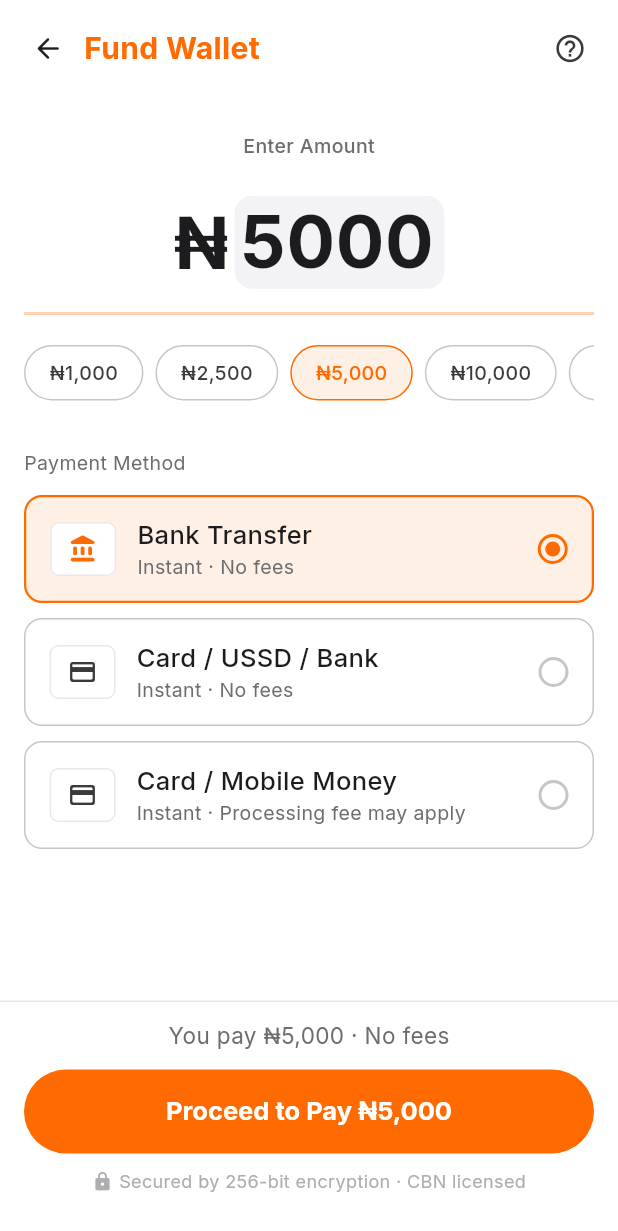
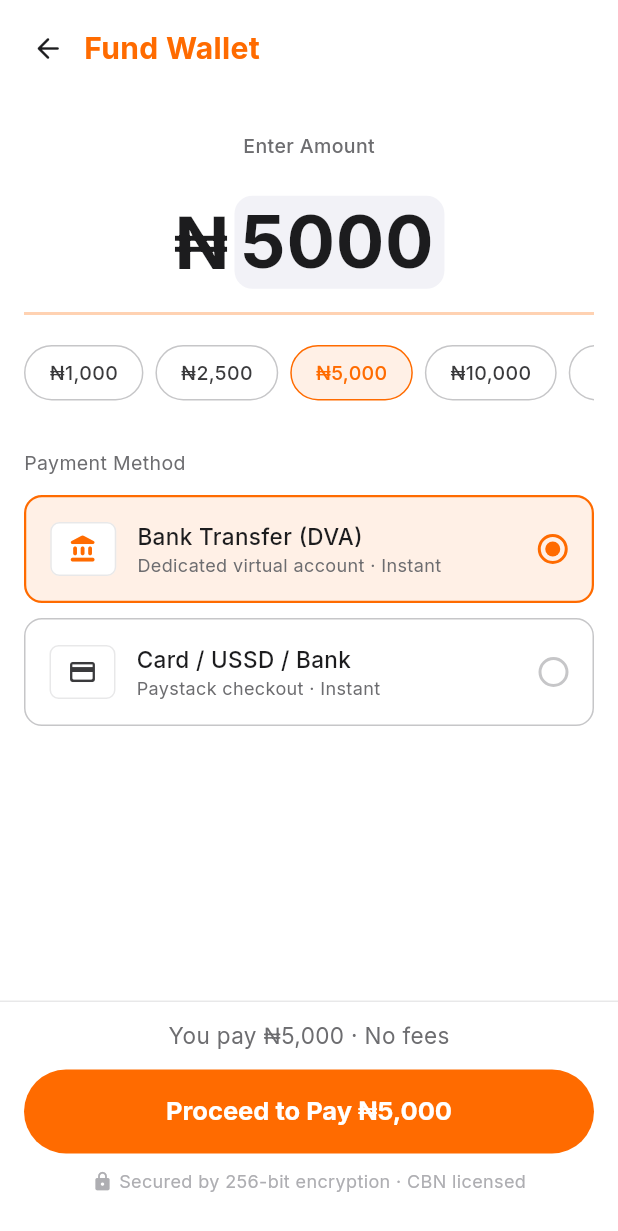
Before and after one commit to coresystemglobal/logistics-mobile, a Flutter app: the FundWalletScreen screen opened by its route, on a phone screen of 412 x 824 dp. Shown: the top 1231 px of the screen. Run offline on Flutter 3.47's test engine with Material 3 defaults, Android fonts, the phone set to English and light mode, and no system bars; our stand-ins replace dio, flutter_dotenv, flutter_map, flutter_riverpod, flutter_secure_storage, geocoding and 7 more; missing offline and left inert: flutter_inappwebview; accounts and stored records are empty.

```diff
--- a/lib/core/constants/api_endpoints.dart
+++ b/lib/core/constants/api_endpoints.dart
@@ -57,6 +57,7 @@ class ApiEndpoints {
   static const String walletTransactions = '/wallet/transactions';
   static const String walletBankAccount = '/wallet/bank-account';
   static const String walletFundInitialize = '/wallet/fund/initialize';
+  static const String walletBusinessFundInitialize = '/wallet/business/fund/initialize';
   static const String walletFundVerify = '/wallet/fund/verify';
   static const String walletPayout = '/wallet/payout';
   static const String walletPayForDelivery = '/wallet/pay-for-delivery';
--- a/lib/screens/customer/fund_wallet_screen.dart
+++ b/lib/screens/customer/fund_wallet_screen.dart
@@ -2,9 +2,13 @@ import 'package:flutter/material.dart';
 import 'package:flutter_riverpod/flutter_riverpod.dart';
 import 'package:go_router/go_router.dart';
 import 'package:google_fonts/google_fonts.dart';
-import 'package:url_launcher/url_launcher.dart';
 import '../../core/constants/app_colors.dart';
+import '../../core/widgets/payment_webview_screen.dart';
 import '../../services/wallet_service.dart';
+
+// Whether this screen is being used for a business wallet top-up.
+// Passed via GoRouter extra or constructor.
+final _isBusiness = StateProvider.autoDispose<bool>((_) => false);
 
 final _fundWalletProvider =
     StateNotifierProvider.autoDispose<_FundNotifier, _FundState>(
@@ -19,12 +23,17 @@ class _FundState {
 
   const _FundState({
     this.amount = 5000,
-    this.provider = 'monnify',
+    this.provider = 'kuda',
     this.loading = false,
     this.error,
   });
 
-  _FundState copyWith({double? amount, String? provider, bool? loading, String? error}) =>
+  _FundState copyWith({
+    double? amount,
+    String? provider,
+    bool? loading,
+    String? error,
+  }) =>
       _FundState(
         amount: amount ?? this.amount,
         provider: provider ?? this.provider,
@@ -36,36 +45,40 @@ class _FundState {
 class _FundNotifier extends StateNotifier<_FundState> {
   _FundNotifier() : super(const _FundState());
 
-  void setAmount(double v) => state = state.copyWith(amount: v);
-  void setProvider(String v) => state = state.copyWith(provider: v);
+  void setAmount(double v) => state = state.copyWith(amount: v, error: null);
+  void setProvider(String v) => state = state.copyWith(provider: v, error: null);
 
-  Future<void> proceed(BuildContext context) async {
+  Future<String?> getCheckoutUrl({required bool isBusiness}) async {
     state = state.copyWith(loading: true, error: null);
     try {
-      final result = await WalletService().initializeFunding(
+      final Map<String, dynamic> result;
+      if (isBusiness) {
+        result = await WalletService().initializeBusinessFunding(
+          amount: state.amount,
+        );
+      } else {
+        result = await WalletService().initializeFunding(
           amount: state.amount,
           provider: state.provider,
         );
+      }
       state = state.copyWith(loading: false);
-      final url = result['authorization_url'] ?? result['data']?['authorization_url'];
-      if (url != null && context.mounted) {
-        final uri = Uri.parse(url as String);
-        if (await canLaunchUrl(uri)) {
-          await launchUrl(uri, mode: LaunchMode.externalApplication);
-        } else {
-          state = state.copyWith(error: 'Could not open payment page');
-        }
-      } else if (context.mounted) {
-        state = state.copyWith(error: 'No payment URL returned');
-      }
+      final payment = result['payment'] as Map<String, dynamic>?;
+      return payment?['checkout_url'] as String? ??
+          payment?['authorization_url'] as String?;
     } catch (e) {
-      state = state.copyWith(loading: false, error: e.toString().replaceAll('Exception: ', ''));
+      state = state.copyWith(
+        loading: false,
+        error: e.toString().replaceAll('Exception: ', ''),
+      );
+      return null;
     }
   }
 }
 
 class FundWalletScreen extends ConsumerStatefulWidget {
-  const FundWalletScreen({super.key});
+  final bool isBusiness;
+  const FundWalletScreen({super.key, this.isBusiness = false});
 
   @override
   ConsumerState<FundWalletScreen> createState() => _FundWalletScreenState();
@@ -78,6 +91,44 @@ class _FundWalletScreenState extends ConsumerState<FundWalletScreen> {
   void dispose() {
     _amountCtrl.dispose();
     super.dispose();
+  }
+
+  Future<void> _proceed() async {
+    final notifier = ref.read(_fundWalletProvider.notifier);
+    final url = await notifier.getCheckoutUrl(isBusiness: widget.isBusiness);
+    if (url == null || !mounted) return;
+
+    final result = await PaymentWebViewScreen.show(
+      context,
+      checkoutUrl: url,
+      // The server's verify endpoint is the Paystack callback URL —
+      // when Paystack redirects here the WebView intercepts it and pops.
+      callbackUrlPrefix: 'https://api.opright.org/api/wallet/fund/verify',
+      title: widget.isBusiness ? 'Top Up Business Wallet' : 'Fund Wallet',
+    );
+
+    if (!mounted) return;
+
+    switch (result) {
+      case PaymentResult.success:
+        ScaffoldMessenger.of(context).showSnackBar(
+          const SnackBar(
+            content: Text('Payment successful! Your wallet will be credited shortly.'),
+            backgroundColor: AppColors.success,
+          ),
+        );
+        context.pop();
+      case PaymentResult.failed:
+        ref.read(_fundWalletProvider.notifier).state =
+            ref.read(_fundWalletProvider).copyWith(
+              error: 'Payment was not completed. Please try again.',
+            );
+      case PaymentResult.cancelled:
+        // User closed — do nothing
+        break;
+      case null:
+        break;
+    }
   }
 
   @override
@@ -102,7 +153,7 @@ class _FundWalletScreenState extends ConsumerState<FundWalletScreen> {
                   ),
                   Expanded(
                     child: Text(
-                      'Fund Wallet',
+                      widget.isBusiness ? 'Top Up Business Wallet' : 'Fund Wallet',
                       style: GoogleFonts.inter(
                         fontSize: 20,
                         fontWeight: FontWeight.w700,
@@ -110,22 +161,24 @@ class _FundWalletScreenState extends ConsumerState<FundWalletScreen> {
                       ),
                     ),
                   ),
-                  IconButton(
-                    icon: const Icon(Icons.help_outline_rounded, size: 22, color: AppColors.textSecondary),
-                    onPressed: () {},
-                  ),
                 ],
               ),
             ),
             Expanded(
               child: SingleChildScrollView(
-                padding: EdgeInsets.fromLTRB(16, 0, 16, MediaQuery.of(context).padding.bottom + 32),
+                padding: EdgeInsets.fromLTRB(
+                    16, 0, 16, MediaQuery.of(context).padding.bottom + 32),
                 child: Column(
                   children: [
                     const SizedBox(height: 24),
                     // Amount input
-                    Text('Enter Amount',
-                        style: GoogleFonts.inter(fontSize: 13, fontWeight: FontWeight.w500, color: AppColors.textTertiary)),
+                    Text(
+                      'Enter Amount',
+                      style: GoogleFonts.inter(
+                          fontSize: 13,
+                          fontWeight: FontWeight.w500,
+                          color: AppColors.textTertiary),
+                    ),
                     const SizedBox(height: 8),
                     Container(
                       width: double.infinity,
@@ -140,22 +193,29 @@ class _FundWalletScreenState extends ConsumerState<FundWalletScreen> {
                         children: [
                           Text('₦',
                               style: GoogleFonts.inter(
-                                  fontSize: 48, fontWeight: FontWeight.w700, color: AppColors.textPrimary)),
+                                  fontSize: 48,
+                                  fontWeight: FontWeight.w700,
+                                  color: AppColors.textPrimary)),
                           const SizedBox(width: 4),
                           IntrinsicWidth(
-                            child: TextField(autocorrect: false, enableSuggestions: false,
+                            child: TextField(
+                              autocorrect: false,
+                              enableSuggestions: false,
                               controller: _amountCtrl,
                               keyboardType: TextInputType.number,
                               textAlign: TextAlign.center,
                               style: GoogleFonts.inter(
-                                  fontSize: 48, fontWeight: FontWeight.w700, color: AppColors.textPrimary),
+                                  fontSize: 48,
+                                  fontWeight: FontWeight.w700,
+                                  color: AppColors.textPrimary),
                               decoration: const InputDecoration(
                                 border: InputBorder.none,
                                 isDense: true,
                                 contentPadding: EdgeInsets.zero,
                                 hintText: '0',
                               ),
-                              onChanged: (v) => notifier.setAmount(double.tryParse(v) ?? 0),
+                              onChanged: (v) =>
+                                  notifier.setAmount(double.tryParse(v) ?? 0),
                             ),
                           ),
                         ],
@@ -178,20 +238,27 @@ class _FundWalletScreenState extends ConsumerState<FundWalletScreen> {
                               },
                               child: AnimatedContainer(
                                 duration: const Duration(milliseconds: 150),
-                                padding: const EdgeInsets.symmetric(horizontal: 16, vertical: 8),
+                                padding: const EdgeInsets.symmetric(
+                                    horizontal: 16, vertical: 8),
                                 decoration: BoxDecoration(
-                                  color: isSelected ? AppColors.accentLight : Colors.transparent,
+                                  color: isSelected
+                                      ? AppColors.accentLight
+                                      : Colors.transparent,
                                   borderRadius: BorderRadius.circular(20),
                                   border: Border.all(
-                                    color: isSelected ? AppColors.accent : AppColors.separator,
+                                    color: isSelected
+                                        ? AppColors.accent
+                                        : AppColors.separator,
                                   ),
                                 ),
                                 child: Text(
-                                  '₦${_formatAmount(amt)}',
+                                  '₦${_fmt(amt)}',
                                   style: GoogleFonts.inter(
                                     fontSize: 13,
                                     fontWeight: FontWeight.w500,
-                                    color: isSelected ? AppColors.accent : AppColors.textSecondary,
+                                    color: isSelected
+                                        ? AppColors.accent
+                                        : AppColors.textSecondary,
                                   ),
                                 ),
                               ),
@@ -202,43 +269,67 @@ class _FundWalletScreenState extends ConsumerState<FundWalletScreen> {
                     ),
                     const SizedBox(height: 32),
 
-                    // Payment methods
+                    // Payment method selector — only shown for personal wallets.
+                    // Business always uses Paystack checkout.
+                    if (!widget.isBusiness) ...[
                       Align(
                         alignment: Alignment.centerLeft,
                         child: Text('Payment Method',
-                          style: GoogleFonts.inter(fontSize: 13, color: AppColors.textTertiary)),
+                            style: GoogleFonts.inter(
+                                fontSize: 13, color: AppColors.textTertiary)),
                       ),
                       const SizedBox(height: 12),
-                    Column(
-                      children: [
                       _PaymentMethodCard(
-                          id: 'monnify',
-                          title: 'Bank Transfer',
-                          subtitle: 'Instant · No fees',
+                        id: 'kuda',
+                        title: 'Bank Transfer (DVA)',
+                        subtitle: 'Dedicated virtual account · Instant',
                         icon: Icons.account_balance_rounded,
-                          selected: state.provider == 'monnify',
-                          onTap: () => notifier.setProvider('monnify'),
+                        selected: state.provider == 'kuda',
+                        onTap: () => notifier.setProvider('kuda'),
                       ),
                       const SizedBox(height: 10),
                       _PaymentMethodCard(
                         id: 'paystack',
                         title: 'Card / USSD / Bank',
-                          subtitle: 'Instant · No fees',
+                        subtitle: 'Paystack checkout · Instant',
                         icon: Icons.credit_card_rounded,
                         selected: state.provider == 'paystack',
                         onTap: () => notifier.setProvider('paystack'),
                       ),
-                        const SizedBox(height: 10),
-                        _PaymentMethodCard(
-                          id: 'flutterwave',
-                          title: 'Card / Mobile Money',
-                          subtitle: 'Instant · Processing fee may apply',
-                          icon: Icons.payment_rounded,
-                          selected: state.provider == 'flutterwave',
-                          onTap: () => notifier.setProvider('flutterwave'),
+                    ] else ...[
+                      // Business — show a single info tile
+                      Container(
+                        padding: const EdgeInsets.all(16),
+                        decoration: BoxDecoration(
+                          color: AppColors.accentLight,
+                          borderRadius: BorderRadius.circular(12),
+                          border: Border.all(color: AppColors.accent),
+                        ),
+                        child: Row(
+                          children: [
+                            const Icon(Icons.payment_rounded,
+                                color: AppColors.accent, size: 22),
+                            const SizedBox(width: 12),
+                            Expanded(
+                              child: Column(
+                                crossAxisAlignment: CrossAxisAlignment.start,
+                                children: [
+                                  Text('Card / Bank Transfer / USSD',
+                                      style: GoogleFonts.inter(
+                                          fontSize: 15,
+                                          fontWeight: FontWeight.w600,
+                                          color: AppColors.textPrimary)),
+                                  Text('Powered by Paystack · All methods accepted',
+                                      style: GoogleFonts.inter(
+                                          fontSize: 12,
+                                          color: AppColors.textTertiary)),
+                                ],
+                              ),
                             ),
                           ],
                         ),
+                      ),
+                    ],
 
                     if (state.error != null) ...[
                       const SizedBox(height: 12),
@@ -249,7 +340,8 @@ class _FundWalletScreenState extends ConsumerState<FundWalletScreen> {
                           borderRadius: BorderRadius.circular(10),
                         ),
                         child: Text(state.error!,
-                            style: GoogleFonts.inter(fontSize: 13, color: AppColors.error)),
+                            style: GoogleFonts.inter(
+                                fontSize: 13, color: AppColors.error)),
                       ),
                     ],
                     const SizedBox(height: 140),
@@ -264,42 +356,54 @@ class _FundWalletScreenState extends ConsumerState<FundWalletScreen> {
         padding: const EdgeInsets.fromLTRB(16, 12, 16, 28),
         decoration: BoxDecoration(
           color: AppColors.bgPrimary.withValues(alpha: 0.95),
-          border: Border(top: BorderSide(color: AppColors.separator.withValues(alpha: 0.4))),
+          border: Border(
+              top: BorderSide(
+                  color: AppColors.separator.withValues(alpha: 0.4))),
         ),
         child: Column(
           mainAxisSize: MainAxisSize.min,
           children: [
             Text(
-              'You pay ₦${_formatAmount(state.amount.toInt())} · No fees',
-              style: GoogleFonts.inter(fontSize: 15, color: AppColors.textTertiary),
+              'You pay ₦${_fmt(state.amount.toInt())} · No fees',
+              style: GoogleFonts.inter(
+                  fontSize: 15, color: AppColors.textTertiary),
             ),
             const SizedBox(height: 12),
             SizedBox(
               width: double.infinity,
               height: 56,
               child: ElevatedButton(
-                onPressed: state.loading ? null : () => notifier.proceed(context),
+                onPressed: state.loading ? null : _proceed,
                 style: ElevatedButton.styleFrom(
                   backgroundColor: AppColors.accent,
                   foregroundColor: Colors.white,
                   elevation: 0,
-                  shape: RoundedRectangleBorder(borderRadius: BorderRadius.circular(28)),
+                  shape: RoundedRectangleBorder(
+                      borderRadius: BorderRadius.circular(28)),
                 ),
                 child: state.loading
-                    ? const SizedBox(width: 22, height: 22,
-                        child: CircularProgressIndicator(color: Colors.white, strokeWidth: 2.5))
-                    : Text('Proceed to Pay ₦${_formatAmount(state.amount.toInt())}',
-                        style: GoogleFonts.inter(fontSize: 17, fontWeight: FontWeight.w700)),
+                    ? const SizedBox(
+                        width: 22,
+                        height: 22,
+                        child: CircularProgressIndicator(
+                            color: Colors.white, strokeWidth: 2.5))
+                    : Text(
+                        'Proceed to Pay ₦${_fmt(state.amount.toInt())}',
+                        style: GoogleFonts.inter(
+                            fontSize: 17, fontWeight: FontWeight.w700),
+                      ),
               ),
             ),
             const SizedBox(height: 10),
             Row(
               mainAxisAlignment: MainAxisAlignment.center,
               children: [
-                const Icon(Icons.lock_rounded, size: 14, color: AppColors.textQuaternary),
+                const Icon(Icons.lock_rounded,
+                    size: 14, color: AppColors.textQuaternary),
                 const SizedBox(width: 4),
                 Text('Secured by 256-bit encryption · CBN licensed',
-                    style: GoogleFonts.inter(fontSize: 12, color: AppColors.textQuaternary)),
+                    style: GoogleFonts.inter(
+                        fontSize: 12, color: AppColors.textQuaternary)),
               ],
             ),
           ],
@@ -308,8 +412,8 @@ class _FundWalletScreenState extends ConsumerState<FundWalletScreen> {
     );
   }
 
-  String _formatAmount(int amt) {
-    if (amt >= 1000) {
+  String _fmt(int amt) {
+    if (amt < 1000) return amt.toString();
     final s = amt.toString();
     final buf = StringBuffer();
     var count = 0;
@@ -319,8 +423,6 @@ class _FundWalletScreenState extends ConsumerState<FundWalletScreen> {
       count++;
     }
     return buf.toString().split('').reversed.join();
-    }
-    return amt.toString();
   }
 }
 
@@ -365,9 +467,14 @@ class _PaymentMethodCard extends StatelessWidget {
               decoration: BoxDecoration(
                 color: AppColors.bgPrimary,
                 borderRadius: BorderRadius.circular(6),
-                border: Border.all(color: AppColors.separator.withValues(alpha: 0.4)),
+                border: Border.all(
+                    color: AppColors.separator.withValues(alpha: 0.4)),
               ),
-              child: Icon(icon, color: selected ? AppColors.accent : AppColors.textSecondary, size: 20),
+              child: Icon(icon,
+                  color: selected
+                      ? AppColors.accent
+                      : AppColors.textSecondary,
+                  size: 20),
             ),
             const SizedBox(width: 14),
             Expanded(
@@ -376,13 +483,16 @@ class _PaymentMethodCard extends StatelessWidget {
                 crossAxisAlignment: CrossAxisAlignment.start,
                 children: [
                   Text(title,
-                      style: GoogleFonts.inter(fontSize: 17, fontWeight: FontWeight.w500, color: AppColors.textPrimary)),
+                      style: GoogleFonts.inter(
+                          fontSize: 15,
+                          fontWeight: FontWeight.w500,
+                          color: AppColors.textPrimary)),
                   Text(subtitle,
-                      style: GoogleFonts.inter(fontSize: 13, color: AppColors.textTertiary)),
+                      style: GoogleFonts.inter(
+                          fontSize: 12, color: AppColors.textTertiary)),
                 ],
               ),
             ),
-            // Radio indicator
             Container(
               width: 20,
               height: 20,
@@ -398,7 +508,8 @@ class _PaymentMethodCard extends StatelessWidget {
                       child: Container(
                         width: 10,
                         height: 10,
-                        decoration: const BoxDecoration(color: AppColors.accent, shape: BoxShape.circle),
+                        decoration: const BoxDecoration(
+                            color: AppColors.accent, shape: BoxShape.circle),
                       ),
                     )
                   : null,
--- a/pubspec.yaml
+++ b/pubspec.yaml
@@ -30,6 +30,9 @@ dependencies:
 
   # WebSockets (Socket.IO)
   socket_io_client: ^2.0.3+1
+
+  # In-app WebView for payment pages
+  flutter_inappwebview: ^6.1.5
 
   # Image handling
   image_picker: ^1.0.7
```
Also changed, not shown: lib/core/widgets/payment_webview_screen.dart (added, +148 -0 lines), lib/services/wallet_service.dart (+19 -3 lines), pubspec.lock, 3 other files. Lines whose indentation alone changed are shown as unchanged.
